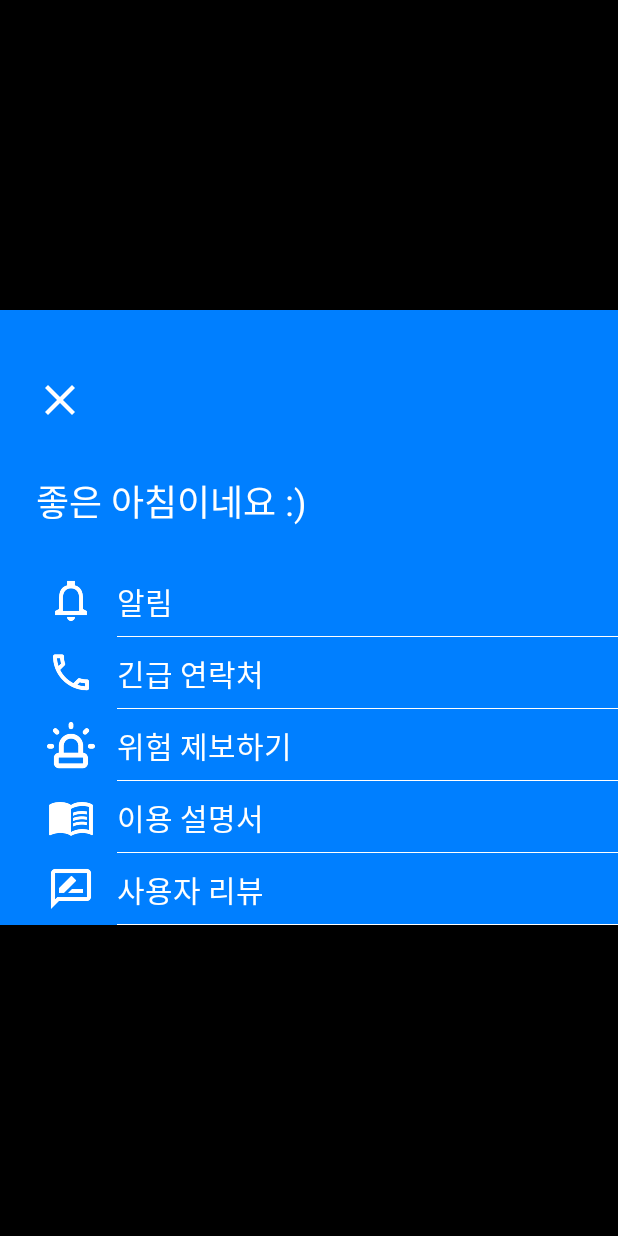
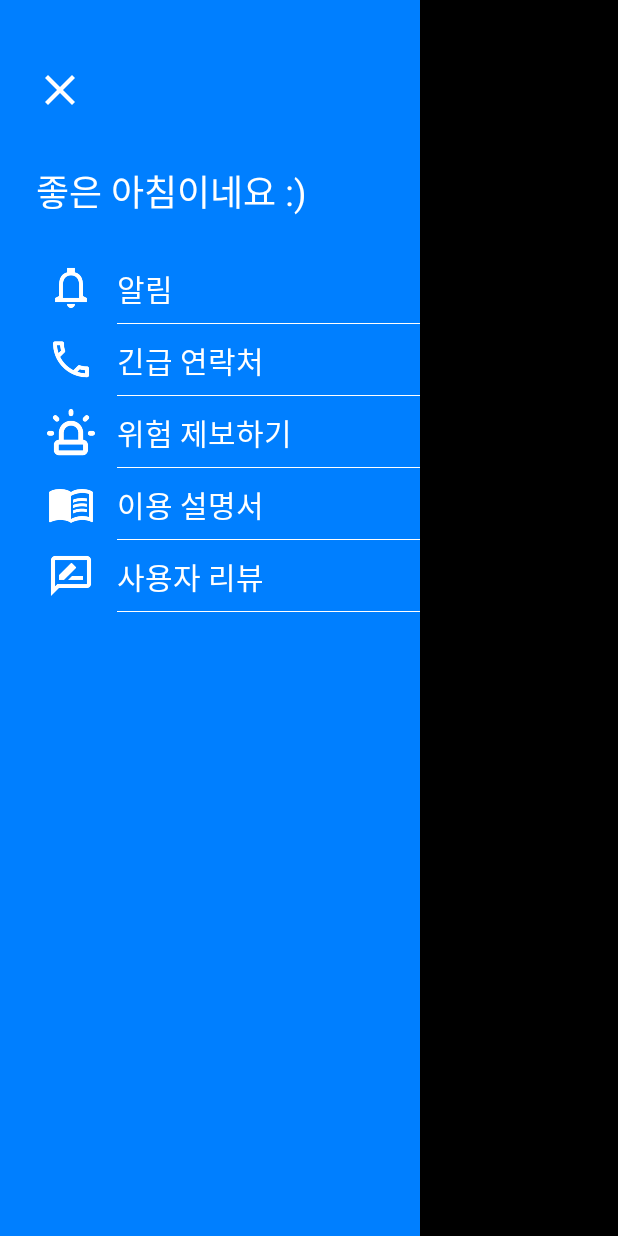
Before and after one commit to JWdori/UMC_Hackathon, an Android app: the HomeActivity screen opened directly, with no data from a screen before it, on a phone screen of 412 x 824 dp. Run offline under Robolectric (Android 15) with nearby library versions, the phone set to English and light mode, and no system bars.

```diff
--- a/app/src/main/java/com/example/home/HomeActivity.kt
+++ b/app/src/main/java/com/example/home/HomeActivity.kt
@@ -15,11 +15,11 @@ class HomeActivity : AppCompatActivity() {
 
         setContentView(binding.root)
 
-        init()
+        initClickListener()
 
     }
 
-    private fun init(){
+    private fun initClickListener(){
         binding.ivClose.setOnClickListener { finish() }
     }
 
--- a/app/src/main/java/com/example/home/MainActivity.kt
+++ b/app/src/main/java/com/example/home/MainActivity.kt
@@ -10,6 +10,7 @@ class MainActivity : AppCompatActivity() {
     lateinit var binding : ActivityMainBinding
 
     override fun onCreate(savedInstanceState: Bundle?) {
+
         super.onCreate(savedInstanceState)
         setContentView(R.layout.activity_main)
 
@@ -26,7 +27,6 @@ class MainActivity : AppCompatActivity() {
     private fun initSetOnClickListener(){
 
         binding.toolBar.ivMenu.setOnClickListener {
-//            supportFragmentManager.beginTransaction().replace(R.id.home, HomeFragment()).commitAllowingStateLoss()
             intent = Intent(this, HomeActivity::class.java)
             startActivity(intent)
 
--- a/app/src/main/res/layout/activity_home.xml
+++ b/app/src/main/res/layout/activity_home.xml
@@ -1,12 +1,16 @@
 <?xml version="1.0" encoding="utf-8"?>
 <androidx.constraintlayout.widget.ConstraintLayout xmlns:android="http://schemas.android.com/apk/res/android"
-    xmlns:tools="http://schemas.android.com/tools"
     xmlns:app="http://schemas.android.com/apk/res-auto"
+    android:layout_width="match_parent"
+    android:layout_height="match_parent">
+
+    <androidx.constraintlayout.widget.ConstraintLayout
         android:layout_width="280dp"
         android:layout_height="match_parent"
         android:background="#007fff"
-    android:animateLayoutChanges="true">
-
+        app:layout_constraintStart_toStartOf="parent"
+        app:layout_constraintTop_toTopOf="parent"
+        app:layout_constraintBottom_toBottomOf="parent">
 
         <ImageView
             android:id="@+id/iv_close"
@@ -28,6 +32,7 @@
             android:layout_marginTop="109dp"
             android:textColor="@color/white"/>
 
+
         <!--    <androidx.recyclerview.widget.RecyclerView-->
         <!--        android:id="@+id/rv_home_menu"-->
         <!--        android:layout_width="match_parent"-->
@@ -45,11 +50,11 @@
 
         <LinearLayout
             android:layout_width="match_parent"
-        android:layout_height="0dp"
-        android:layout_marginTop="170dp"
+            android:layout_height="match_parent"
+            android:layout_marginTop="168dp"
+            android:orientation="vertical"
             app:layout_constraintStart_toStartOf="parent"
-        app:layout_constraintTop_toTopOf="parent"
-        android:orientation="vertical">
+            app:layout_constraintTop_toTopOf="parent">
 
             <androidx.constraintlayout.widget.ConstraintLayout
                 android:id="@+id/cl_item_home_menu_alarm"
@@ -60,34 +65,34 @@
                     android:id="@+id/iv_item_home_menu_alarm"
                     android:layout_width="32dp"
                     android:layout_height="32dp"
-                app:srcCompat="@drawable/icon_alarm"
                     android:layout_marginLeft="31.3dp"
+                    app:layout_constraintBottom_toBottomOf="parent"
                     app:layout_constraintStart_toStartOf="parent"
                     app:layout_constraintTop_toTopOf="parent"
-                app:layout_constraintBottom_toBottomOf="parent"/>
+                    app:srcCompat="@drawable/icon_alarm" />
 
                 <TextView
                     android:id="@+id/tv_item_home_menu_alarm"
                     android:layout_width="wrap_content"
                     android:layout_height="wrap_content"
+                    android:layout_marginLeft="78dp"
                     android:text="알림"
+                    android:textColor="@color/white"
                     android:textSize="20sp"
-                android:layout_marginLeft="78dp"
-                android:textColor="@color/white"
+                    app:layout_constraintBottom_toBottomOf="@id/iv_item_home_menu_alarm"
                     app:layout_constraintStart_toStartOf="parent"
-                app:layout_constraintTop_toTopOf="@id/iv_item_home_menu_alarm"
-                app:layout_constraintBottom_toBottomOf="@id/iv_item_home_menu_alarm"/>
+                    app:layout_constraintTop_toTopOf="@id/iv_item_home_menu_alarm" />
 
                 <View
                     android:id="@+id/line_view_alarm"
                     android:layout_width="match_parent"
                     android:layout_height="1dp"
+                    android:layout_marginLeft="78dp"
+                    android:layout_marginTop="47dp"
                     android:background="@color/white"
-                android:layout_marginTop="47dp"
-                android:layout_marginLeft="78dp"
-                app:layout_constraintTop_toTopOf="@id/cl_item_home_menu_alarm"
+                    app:layout_constraintEnd_toEndOf="parent"
                     app:layout_constraintStart_toStartOf="parent"
-                app:layout_constraintEnd_toEndOf="parent"/>
+                    app:layout_constraintTop_toTopOf="@id/cl_item_home_menu_alarm" />
 
             </androidx.constraintlayout.widget.ConstraintLayout>
 
@@ -100,34 +105,34 @@
                     android:id="@+id/iv_item_home_menu_call"
                     android:layout_width="32dp"
                     android:layout_height="32dp"
-                app:srcCompat="@drawable/icon_emergency_call"
                     android:layout_marginLeft="31.3dp"
+                    app:layout_constraintBottom_toBottomOf="parent"
                     app:layout_constraintStart_toStartOf="parent"
                     app:layout_constraintTop_toTopOf="parent"
-                app:layout_constraintBottom_toBottomOf="parent"/>
+                    app:srcCompat="@drawable/icon_emergency_call" />
 
                 <TextView
                     android:id="@+id/tv_item_home_menu_call"
                     android:layout_width="wrap_content"
                     android:layout_height="wrap_content"
+                    android:layout_marginLeft="78dp"
                     android:text="긴급 연락처"
+                    android:textColor="@color/white"
                     android:textSize="20sp"
-                android:layout_marginLeft="78dp"
-                android:textColor="@color/white"
+                    app:layout_constraintBottom_toBottomOf="@id/iv_item_home_menu_call"
                     app:layout_constraintStart_toStartOf="parent"
-                app:layout_constraintTop_toTopOf="@id/iv_item_home_menu_call"
-                app:layout_constraintBottom_toBottomOf="@id/iv_item_home_menu_call"/>
+                    app:layout_constraintTop_toTopOf="@id/iv_item_home_menu_call" />
 
                 <View
                     android:id="@+id/line_view_call"
                     android:layout_width="match_parent"
                     android:layout_height="1dp"
+                    android:layout_marginLeft="78dp"
+                    android:layout_marginTop="47dp"
                     android:background="@color/white"
-                android:layout_marginTop="47dp"
-                android:layout_marginLeft="78dp"
-                app:layout_constraintTop_toTopOf="@id/cl_item_home_menu_call"
+                    app:layout_constraintEnd_toEndOf="parent"
                     app:layout_constraintStart_toStartOf="parent"
-                app:layout_constraintEnd_toEndOf="parent"/>
+                    app:layout_constraintTop_toTopOf="@id/cl_item_home_menu_call" />
 
             </androidx.constraintlayout.widget.ConstraintLayout>
 
@@ -140,34 +145,34 @@
                     android:id="@+id/iv_item_home_menu_report"
                     android:layout_width="32dp"
                     android:layout_height="32dp"
-                app:srcCompat="@drawable/group_28"
                     android:layout_marginLeft="31.3dp"
+                    app:layout_constraintBottom_toBottomOf="parent"
                     app:layout_constraintStart_toStartOf="parent"
                     app:layout_constraintTop_toTopOf="parent"
-                app:layout_constraintBottom_toBottomOf="parent"/>
+                    app:srcCompat="@drawable/group_28" />
 
                 <TextView
                     android:id="@+id/tv_item_home_menu_report"
                     android:layout_width="wrap_content"
                     android:layout_height="wrap_content"
+                    android:layout_marginLeft="78dp"
                     android:text="위험 제보하기"
+                    android:textColor="@color/white"
                     android:textSize="20sp"
-                android:layout_marginLeft="78dp"
-                android:textColor="@color/white"
+                    app:layout_constraintBottom_toBottomOf="@id/iv_item_home_menu_report"
                     app:layout_constraintStart_toStartOf="parent"
-                app:layout_constraintTop_toTopOf="@id/iv_item_home_menu_report"
-                app:layout_constraintBottom_toBottomOf="@id/iv_item_home_menu_report"/>
+                    app:layout_constraintTop_toTopOf="@id/iv_item_home_menu_report" />
 
                 <View
                     android:id="@+id/line_view_report"
                     android:layout_width="match_parent"
                     android:layout_height="1dp"
+                    android:layout_marginLeft="78dp"
+                    android:layout_marginTop="47dp"
                     android:background="@color/white"
-                android:layout_marginTop="47dp"
-                android:layout_marginLeft="78dp"
-                app:layout_constraintTop_toTopOf="@id/cl_item_home_menu_report"
+                    app:layout_constraintEnd_toEndOf="parent"
                     app:layout_constraintStart_toStartOf="parent"
-                app:layout_constraintEnd_toEndOf="parent"/>
+                    app:layout_constraintTop_toTopOf="@id/cl_item_home_menu_report" />
 
             </androidx.constraintlayout.widget.ConstraintLayout>
 
@@ -180,34 +185,34 @@
                     android:id="@+id/iv_item_home_menu_instruction"
                     android:layout_width="32dp"
                     android:layout_height="32dp"
-                app:srcCompat="@drawable/icon_menu_book"
                     android:layout_marginLeft="31.3dp"
+                    app:layout_constraintBottom_toBottomOf="parent"
                     app:layout_constraintStart_toStartOf="parent"
                     app:layout_constraintTop_toTopOf="parent"
-                app:layout_constraintBottom_toBottomOf="parent"/>
+                    app:srcCompat="@drawable/icon_menu_book" />
 
                 <TextView
                     android:id="@+id/tv_item_home_menu_instruction"
                     android:layout_width="wrap_content"
                     android:layout_height="wrap_content"
+                    android:layout_marginLeft="78dp"
                     android:text="이용 설명서"
+                    android:textColor="@color/white"
                     android:textSize="20sp"
-                android:layout_marginLeft="78dp"
-                android:textColor="@color/white"
+                    app:layout_constraintBottom_toBottomOf="@id/iv_item_home_menu_instruction"
                     app:layout_constraintStart_toStartOf="parent"
-                app:layout_constraintTop_toTopOf="@id/iv_item_home_menu_instruction"
-                app:layout_constraintBottom_toBottomOf="@id/iv_item_home_menu_instruction"/>
+                    app:layout_constraintTop_toTopOf="@id/iv_item_home_menu_instruction" />
 
                 <View
                     android:id="@+id/line_view_instruction"
                     android:layout_width="match_parent"
                     android:layout_height="1dp"
+                    android:layout_marginLeft="78dp"
+                    android:layout_marginTop="47dp"
                     android:background="@color/white"
-                android:layout_marginTop="47dp"
-                android:layout_marginLeft="78dp"
-                app:layout_constraintTop_toTopOf="@id/cl_item_home_menu_instruction"
+                    app:layout_constraintEnd_toEndOf="parent"
                     app:layout_constraintStart_toStartOf="parent"
-                app:layout_constraintEnd_toEndOf="parent"/>
+                    app:layout_constraintTop_toTopOf="@id/cl_item_home_menu_instruction" />
 
             </androidx.constraintlayout.widget.ConstraintLayout>
 
@@ -220,38 +225,41 @@
                     android:id="@+id/iv_item_home_menu_review"
                     android:layout_width="32dp"
                     android:layout_height="32dp"
-                app:srcCompat="@drawable/rate_review"
                     android:layout_marginLeft="31.3dp"
+                    app:layout_constraintBottom_toBottomOf="parent"
                     app:layout_constraintStart_toStartOf="parent"
                     app:layout_constraintTop_toTopOf="parent"
-                app:layout_constraintBottom_toBottomOf="parent"/>
+                    app:srcCompat="@drawable/rate_review" />
 
                 <TextView
                     android:id="@+id/tv_item_home_menu_review"
                     android:layout_width="wrap_content"
                     android:layout_height="wrap_content"
+                    android:layout_marginLeft="78dp"
                     android:text="사용자 리뷰"
+                    android:textColor="@color/white"
                     android:textSize="20sp"
-                android:layout_marginLeft="78dp"
-                android:textColor="@color/white"
+                    app:layout_constraintBottom_toBottomOf="@id/iv_item_home_menu_review"
                     app:layout_constraintStart_toStartOf="parent"
-                app:layout_constraintTop_toTopOf="@id/iv_item_home_menu_review"
-                app:layout_constraintBottom_toBottomOf="@id/iv_item_home_menu_review"/>
+                    app:layout_constraintTop_toTopOf="@id/iv_item_home_menu_review" />
 
                 <View
                     android:id="@+id/line_view_review"
                     android:layout_width="match_parent"
                     android:layout_height="1dp"
+                    android:layout_marginLeft="78dp"
+                    android:layout_marginTop="47dp"
                     android:background="@color/white"
-                android:layout_marginTop="47dp"
-                android:layout_marginLeft="78dp"
-                app:layout_constraintTop_toTopOf="@id/cl_item_home_menu_review"
+                    app:layout_constraintEnd_toEndOf="parent"
                     app:layout_constraintStart_toStartOf="parent"
-                app:layout_constraintEnd_toEndOf="parent"/>
+                    app:layout_constraintTop_toTopOf="@id/cl_item_home_menu_review" />
 
             </androidx.constraintlayout.widget.ConstraintLayout>
 
 
         </LinearLayout>
 
+
     </androidx.constraintlayout.widget.ConstraintLayout>
+
+</androidx.constraintlayout.widget.ConstraintLayout>
--- a/app/src/main/res/values/themes.xml
+++ b/app/src/main/res/values/themes.xml
@@ -20,7 +20,8 @@
         <item name="android:windowBackground">@android:color/transparent</item>
         <item name="android:windowContentOverlay">@null</item>
         <item name="android:windowNoTitle">true</item>
-        <item name="android:windowIsFloating">true</item>
+        <item name="android:windowIsFloating">false</item>
         <item name="android:backgroundDimEnabled">true</item>
+<!--        <item name="android:windowFullscreen">false</item>-->
     </style>
 </resources>
```
Lines whose indentation alone changed are shown as unchanged.
